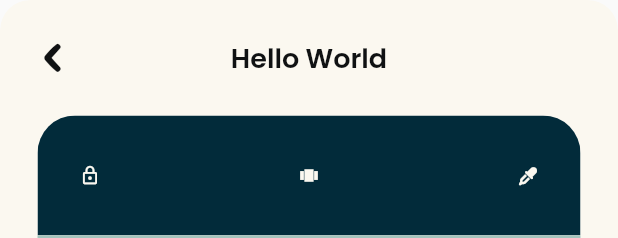
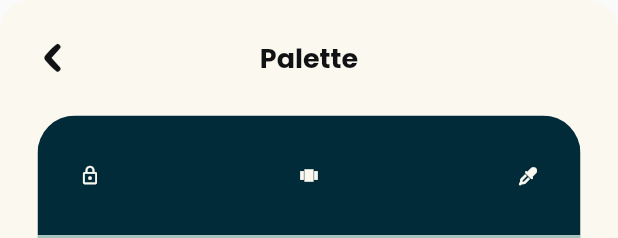
Before and after one commit to cjwg/onodu, a Flutter app: the ThemeSettingsWidget widget shown alone on an empty page, opened directly, swiped to page 2, on a phone screen of 412 x 824 dp. Shown: the top 238 px of the screen. Run offline on Flutter 3.47's test engine with Material 2 defaults, Android fonts, the phone set to English and light mode, and no system bars; our stand-ins replace auto_size_text, dropdown_button2, flutter_animate, flutter_colorpicker, font_awesome_flutter, from_css_color and 6 more; missing offline and left inert: json_path; accounts and stored records are empty; statements that could not run were skipped.

Commit message:
Updating to latest FlutterFlow output.

```diff
--- a/lib/components/theme_settings/theme_settings_widget.dart
+++ b/lib/components/theme_settings/theme_settings_widget.dart
@@ -210,13 +210,13 @@ class _ThemeSettingsWidgetState extends State<ThemeSettingsWidget> {
                           padding: EdgeInsetsDirectional.fromSTEB(
                               0.0, 25.0, 0.0, 25.0),
                           child: Text(
-                            'Hello World',
+                            'Palette',
                             style: FlutterFlowTheme.of(context)
                                 .bodyMedium
                                 .override(
                                   fontFamily: 'Poppins',
                                   fontSize: 18.0,
-                                  fontWeight: FontWeight.w600,
+                                  fontWeight: FontWeight.bold,
                                 ),
                           ),
                         ),
```
